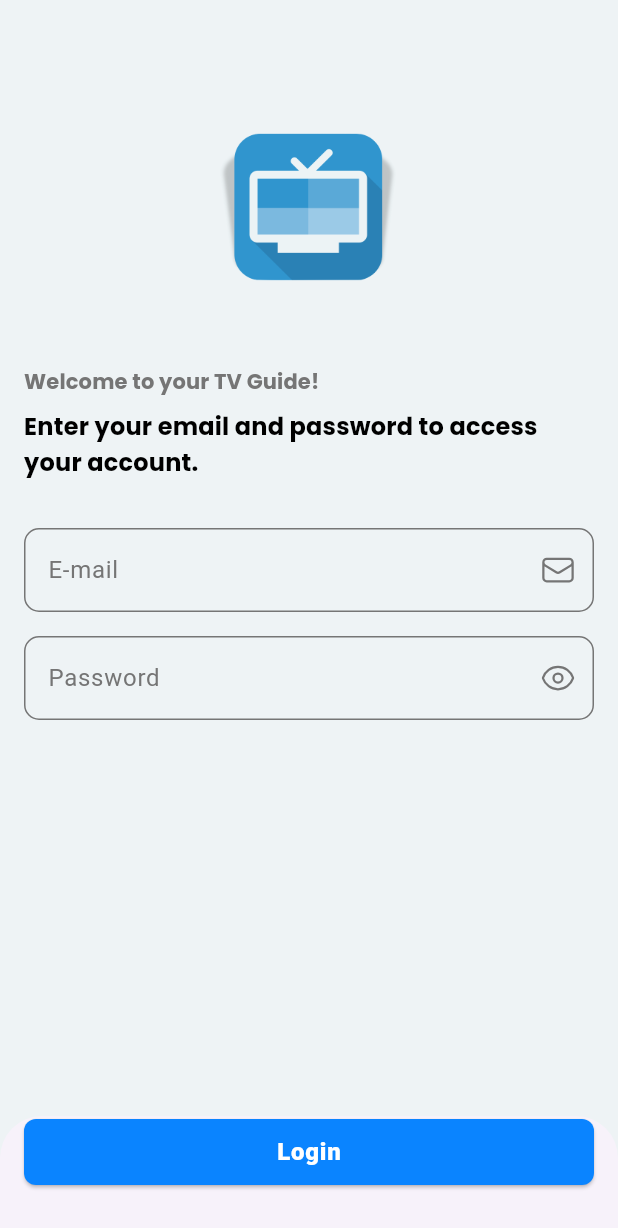
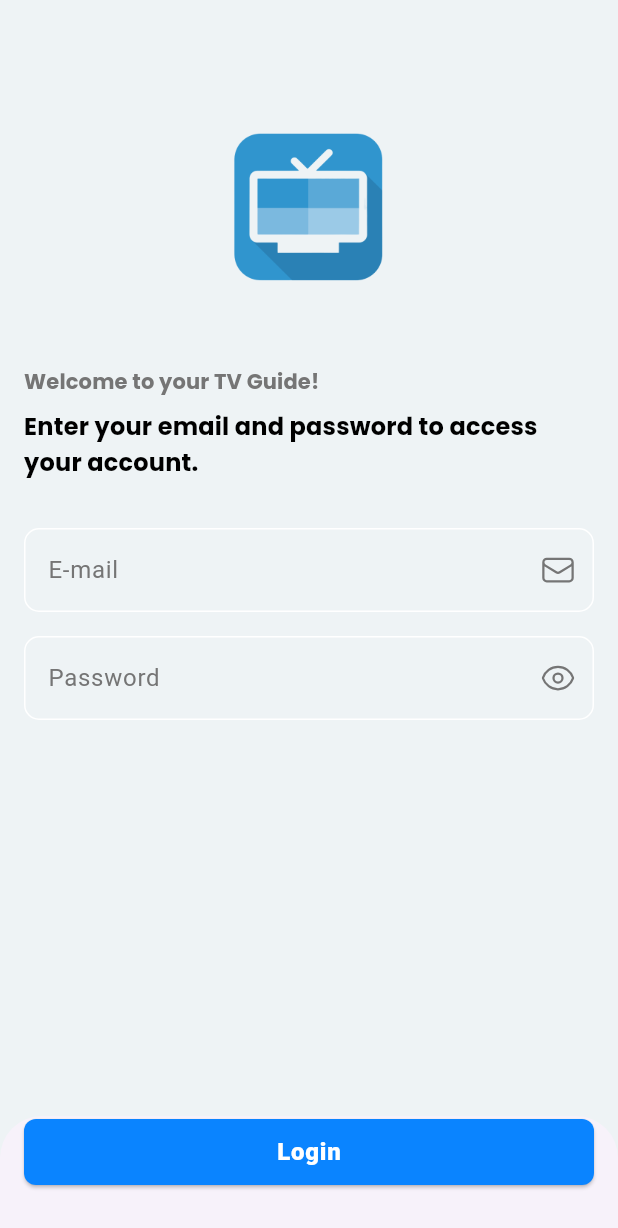
Before and after one commit to CaioVSR/tv_guide, a Flutter app: the screen it shows after launch, on a phone screen of 412 x 824 dp. Shown: the top 1228 px of the screen. Run offline on Flutter 3.47's test engine with Material 3 defaults, Android fonts, the phone set to English and light mode, and no system bars; our stand-ins replace bloc, cached_network_image, dio, flutter_bloc, flutter_secure_storage, get_it and 4 more; statements that could not run were skipped.

Commit message:
Change the design to a dark one

```diff
--- a/lib/core/theme/app_images_paths.dart
+++ b/lib/core/theme/app_images_paths.dart
@@ -16,5 +16,5 @@ class AppImagePaths {
   static const String error = 'assets/images/error.png';
 
   /// The path to the question mark image.
-  static const String questionMark = 'assets/images/question_mark.png';
+  static const String questionMark = 'assets/images/question_mark.jpg';
 }
--- a/lib/core/theme/app_input_decoration_theme.dart
+++ b/lib/core/theme/app_input_decoration_theme.dart
@@ -11,6 +11,7 @@ class AppInputDecorationTheme extends InputDecorationTheme {
   ///
   AppInputDecorationTheme(BuildContext context)
       : super(
+          hintStyle: const TextStyle(color: AppColors.textSecondary),
           floatingLabelStyle: Theme.of(context).textTheme.labelLarge?.copyWith(color: AppColors.textSecondary),
           fillColor: Colors.transparent,
           filled: true,
@@ -28,16 +29,18 @@ class AppInputDecorationTheme extends InputDecorationTheme {
                 color: AppColors.error,
               ),
           enabledBorder: const OutlineInputBorder(
-            borderSide: BorderSide(color: AppColors.textSecondary),
+            borderSide: BorderSide(color: AppColors.secondary),
             borderRadius: BorderRadius.all(Radius.circular(10)),
           ),
           focusedBorder: const OutlineInputBorder(
-            borderSide: BorderSide(color: AppColors.textSecondary),
+            borderSide: BorderSide(color: AppColors.secondary),
             borderRadius: BorderRadius.all(Radius.circular(10)),
           ),
           border: const OutlineInputBorder(
-            borderSide: BorderSide(color: AppColors.textSecondary),
+            borderSide: BorderSide(color: AppColors.secondary),
             borderRadius: BorderRadius.all(Radius.circular(10)),
           ),
+          iconColor: AppColors.secondary,
+          prefixIconColor: AppColors.secondary,
         );
 }
--- a/lib/core/theme/custom_app_bar_theme.dart
+++ b/lib/core/theme/custom_app_bar_theme.dart
@@ -13,5 +13,6 @@ class CustomAppBarTheme extends AppBarTheme {
       : super(
           backgroundColor: AppColors.background,
           surfaceTintColor: AppColors.background,
+          foregroundColor: AppColors.secondary,
         );
 }
--- a/lib/features/auth/presentation/pages/login_page.dart
+++ b/lib/features/auth/presentation/pages/login_page.dart
@@ -81,7 +81,7 @@ class _LoginPageState extends State<LoginPage> {
                   child: Hero(
                     tag: AppImagePaths.logoFull,
                     child: Image.asset(
-                      AppImagePaths.logoFull,
+                      AppImagePaths.logoTransparentBg,
                       height: 148,
                     ),
                   ),
@@ -104,6 +104,7 @@ class _LoginPageState extends State<LoginPage> {
                 const SizedBox(height: 32),
                 TextFormField(
                   controller: emailController,
+                  style: const TextStyle(color: AppColors.textPrimary),
                   keyboardType: TextInputType.emailAddress,
                   validator: FieldsValidators.emailValidator,
                   autovalidateMode: AutovalidateMode.onUserInteraction,
@@ -119,6 +120,7 @@ class _LoginPageState extends State<LoginPage> {
                   builder: (context, state) {
                     return TextFormField(
                       controller: passwordController,
+                      style: const TextStyle(color: AppColors.textPrimary),
                       obscureText: state.obscurePassword,
                       validator: FieldsValidators.passwordValidator,
                       autovalidateMode: AutovalidateMode.onUserInteraction,
```
Also changed, not shown: assets/images/question_mark.jpg (added), assets/images/question_mark.png (deleted).
